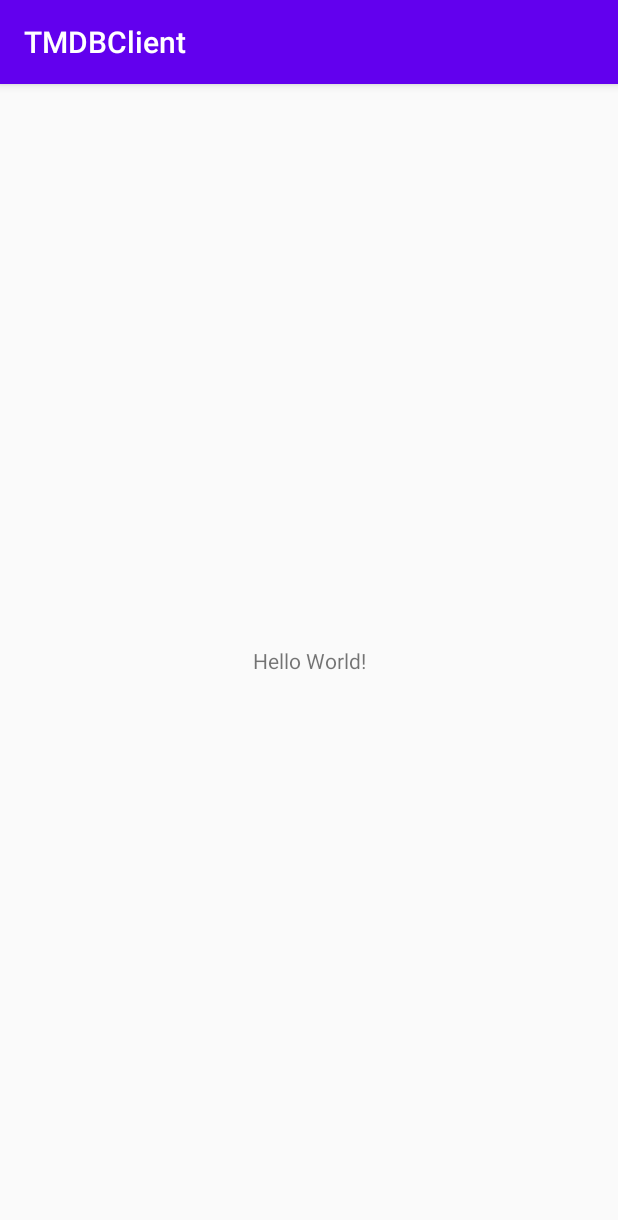
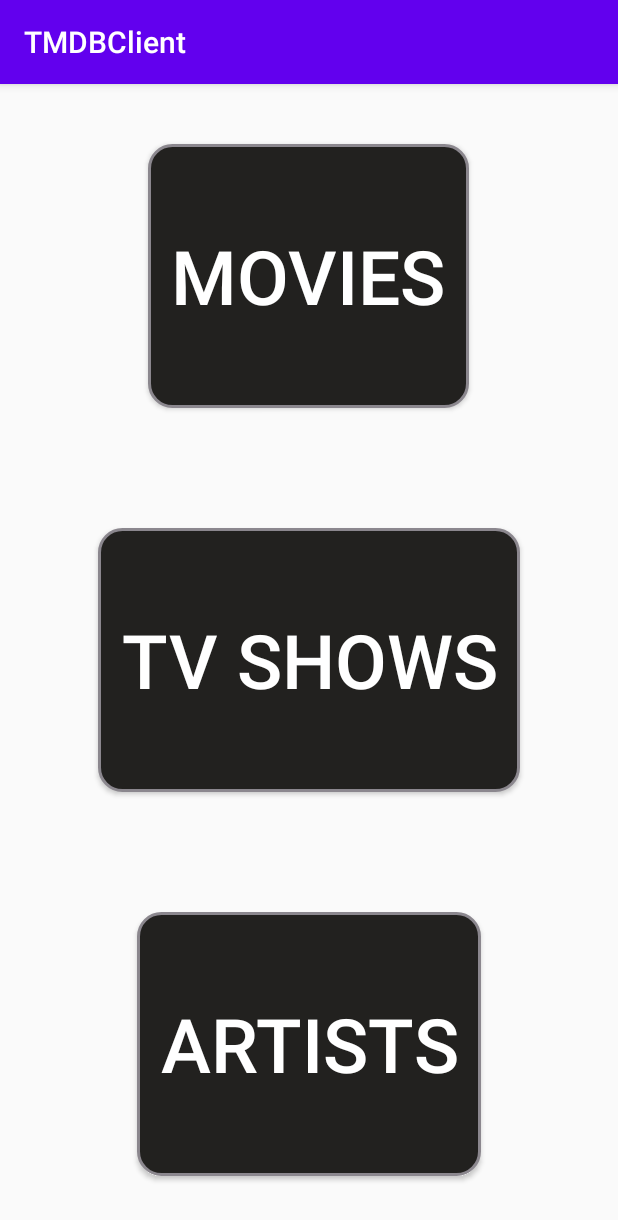
Before and after one commit to SayantanBanerjee16/TMDBClient, an Android app: the screen it shows after launch (MainActivity before the commit, HomeActivity after it), on a phone screen of 412 x 824 dp. Shown: the top 1220 px of the screen. Run offline under Robolectric (Android 15) with nearby library versions, the phone set to English and light mode, and no system bars; our stand-ins replace data binding.

Commit message:
UI screen activities defined and layout designed

```diff
--- a/app/build.gradle
+++ b/app/build.gradle
@@ -26,8 +26,8 @@ android {
         }
     }
 
-    dataBinding {
-        enabled = true
+    buildFeatures{
+        dataBinding = true
     }
 }
 
--- a/app/src/main/AndroidManifest.xml
+++ b/app/src/main/AndroidManifest.xml
@@ -9,7 +9,10 @@
         android:roundIcon="@mipmap/ic_launcher_round"
         android:supportsRtl="true"
         android:theme="@style/AppTheme">
-        <activity android:name=".MainActivity">
+        <activity android:name=".presentation.artist.ArtistActivity"></activity>
+        <activity android:name=".presentation.tvshow.TvShowActivity" />
+        <activity android:name=".presentation.movie.MovieActivity" />
+        <activity android:name=".presentation.HomeActivity">
             <intent-filter>
                 <action android:name="android.intent.action.MAIN" />
 
--- a/app/src/main/java/com/sayantanbanerjee/tmdbclient/MainActivity.kt
+++ /dev/null
@@ -1,11 +0,0 @@
-package com.sayantanbanerjee.tmdbclient
-
-import androidx.appcompat.app.AppCompatActivity
-import android.os.Bundle
-
-class MainActivity : AppCompatActivity() {
-    override fun onCreate(savedInstanceState: Bundle?) {
-        super.onCreate(savedInstanceState)
-        setContentView(R.layout.activity_main)
-    }
-}
--- /dev/null
+++ b/app/src/main/java/com/sayantanbanerjee/tmdbclient/presentation/HomeActivity.kt
@@ -0,0 +1,35 @@
+package com.sayantanbanerjee.tmdbclient.presentation
+
+import android.content.Intent
+import androidx.appcompat.app.AppCompatActivity
+import android.os.Bundle
+import androidx.databinding.DataBindingUtil
+import com.sayantanbanerjee.tmdbclient.R
+import com.sayantanbanerjee.tmdbclient.databinding.ActivityHomeBinding
+import com.sayantanbanerjee.tmdbclient.presentation.artist.ArtistActivity
+import com.sayantanbanerjee.tmdbclient.presentation.movie.MovieActivity
+import com.sayantanbanerjee.tmdbclient.presentation.tvshow.TvShowActivity
+
+// Home screen of the application which holds three buttons, Movie Button, TvShow Button and Artists button.
+class HomeActivity : AppCompatActivity() {
+    private lateinit var binding: ActivityHomeBinding
+    override fun onCreate(savedInstanceState: Bundle?) {
+        super.onCreate(savedInstanceState)
+        binding = DataBindingUtil.setContentView(this, R.layout.activity_home)
+
+        binding.movieButton.setOnClickListener {
+            val intent = Intent(this, MovieActivity::class.java)
+            startActivity(intent)
+        }
+
+        binding.tvButton.setOnClickListener {
+            val intent = Intent(this, TvShowActivity::class.java)
+            startActivity(intent)
+        }
+
+        binding.artistsButton.setOnClickListener {
+            val intent = Intent(this, ArtistActivity::class.java)
+            startActivity(intent)
+        }
+    }
+}
--- /dev/null
+++ b/app/src/main/res/drawable/btn_rounded.xml
@@ -0,0 +1,10 @@
+<?xml version="1.0" encoding="utf-8"?>
+<selector xmlns:android="http://schemas.android.com/apk/res/android">
+    <item>
+        <shape android:shape="rectangle">
+            <solid android:color="#22211F"/>
+            <stroke android:color="#8B878E" android:width="2dp" />
+            <corners android:radius="15dp" />
+        </shape>
+    </item>
+</selector>
--- /dev/null
+++ b/app/src/main/res/layout/activity_home.xml
@@ -0,0 +1,54 @@
+<layout>
+
+    <LinearLayout xmlns:android="http://schemas.android.com/apk/res/android"
+        xmlns:tools="http://schemas.android.com/tools"
+        android:layout_width="match_parent"
+        android:layout_height="match_parent"
+        android:gravity="center_vertical"
+        android:orientation="vertical"
+        android:weightSum="3.0"
+        tools:context=".presentation.HomeActivity">
+
+        <Button
+            android:id="@+id/movie_button"
+            android:layout_width="wrap_content"
+            android:layout_height="0dp"
+            android:layout_gravity="center"
+            android:layout_marginTop="40dp"
+            android:layout_marginBottom="40dp"
+            android:layout_weight="1.0"
+            android:background="@drawable/btn_rounded"
+            android:padding="15dp"
+            android:text="@string/movies"
+            android:textColor="@color/colorWhite"
+            android:textSize="50sp" />
+
+        <Button
+            android:id="@+id/tv_button"
+            android:layout_width="wrap_content"
+            android:layout_height="0dp"
+            android:layout_gravity="center"
+            android:layout_marginTop="40dp"
+            android:layout_marginBottom="40dp"
+            android:layout_weight="1.0"
+            android:background="@drawable/btn_rounded"
+            android:padding="15dp"
+            android:text="@string/tvshows"
+            android:textColor="@color/colorWhite"
+            android:textSize="50sp" />
+
+        <Button
+            android:id="@+id/artists_button"
+            android:layout_width="wrap_content"
+            android:layout_height="0dp"
+            android:layout_gravity="center"
+            android:layout_marginTop="40dp"
+            android:layout_marginBottom="40dp"
+            android:layout_weight="1.0"
+            android:background="@drawable/btn_rounded"
+            android:padding="15dp"
+            android:text="@string/artist"
+            android:textColor="@color/colorWhite"
+            android:textSize="50sp" />
+    </LinearLayout>
+</layout>
--- a/app/src/main/res/layout/activity_main.xml
+++ /dev/null
@@ -1,18 +0,0 @@
-<?xml version="1.0" encoding="utf-8"?>
-<androidx.constraintlayout.widget.ConstraintLayout xmlns:android="http://schemas.android.com/apk/res/android"
-    xmlns:app="http://schemas.android.com/apk/res-auto"
-    xmlns:tools="http://schemas.android.com/tools"
-    android:layout_width="match_parent"
-    android:layout_height="match_parent"
-    tools:context=".MainActivity">
-
-    <TextView
-        android:layout_width="wrap_content"
-        android:layout_height="wrap_content"
-        android:text="Hello World!"
-        app:layout_constraintBottom_toBottomOf="parent"
-        app:layout_constraintLeft_toLeftOf="parent"
-        app:layout_constraintRight_toRightOf="parent"
-        app:layout_constraintTop_toTopOf="parent" />
-
-</androidx.constraintlayout.widget.ConstraintLayout>
--- a/app/src/main/res/values/colors.xml
+++ b/app/src/main/res/values/colors.xml
@@ -3,4 +3,5 @@
     <color name="colorPrimary">#6200EE</color>
     <color name="colorPrimaryDark">#3700B3</color>
     <color name="colorAccent">#03DAC5</color>
+    <color name="colorWhite">#FFFFFF</color>
 </resources>
--- a/app/src/main/res/values/strings.xml
+++ b/app/src/main/res/values/strings.xml
@@ -1,3 +1,6 @@
 <resources>
     <string name="app_name">TMDBClient</string>
+    <string name="movies">Movies</string>
+    <string name="tvshows">TV Shows</string>
+    <string name="artist">Artists</string>
 </resources>
```
Also changed, not shown: app/src/main/java/com/sayantanbanerjee/tmdbclient/presentation/artist/ArtistActivity.kt (added, +16 -0 lines), app/src/main/java/com/sayantanbanerjee/tmdbclient/presentation/movie/MovieActivity.kt (added, +16 -0 lines), app/src/main/java/com/sayantanbanerjee/tmdbclient/presentation/tvshow/TvShowActivity.kt (added, +16 -0 lines), app/src/main/res/layout/activity_artist.xml (added, +11 -0 lines), app/src/main/res/layout/activity_movie.xml (added, +11 -0 lines), app/src/main/res/layout/activity_tv_show.xml (added, +11 -0 lines).
